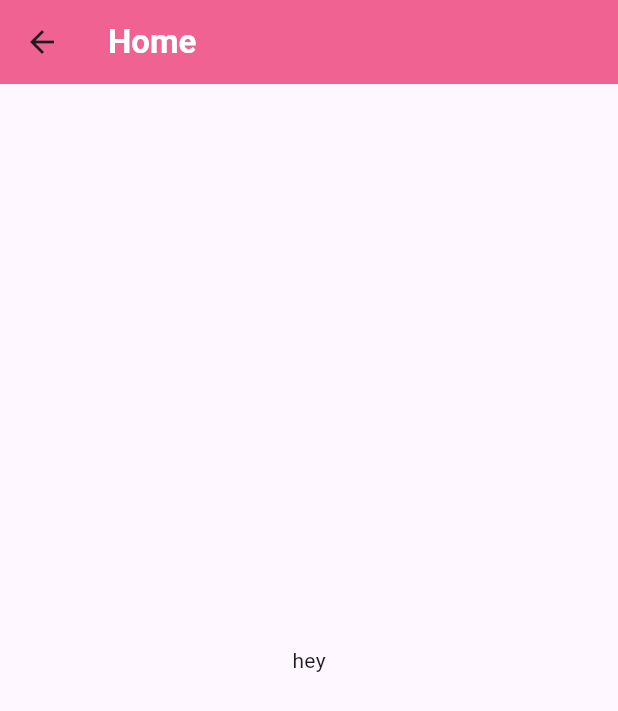
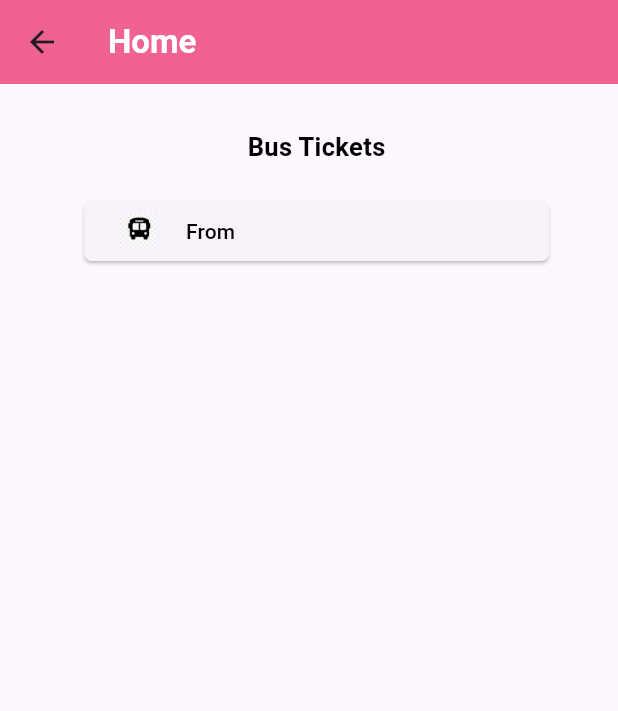
Before and after one commit to radhika839/Flutter-adv, a Flutter app: the HomePage screen opened directly, on a phone screen of 412 x 824 dp. Shown: the top 711 px of the screen. Run offline on Flutter 3.47's test engine with Material 3 defaults, Android fonts, the light colour scheme and no system bars; our stand-ins replace font_awesome_flutter, introduction_screen; missing offline and left inert: dart:js.

Commit message:
poject added

```diff
--- a/lib/pages/account.dart
+++ b/lib/pages/account.dart
@@ -4,17 +4,17 @@ class MyAccount extends StatefulWidget {
   const MyAccount({super.key});
 
   @override
-  State<MyAccount> createState() => _MyAccountState();
+  State<MyAccount> createState() => _YouPageState();
 }
 
-class _MyAccountState extends State<MyAccount> {
+class _YouPageState extends State<MyAccount> {
   @override
   Widget build(BuildContext context) {
     return Scaffold(
       appBar: AppBar(
         backgroundColor: Colors.pink.shade300,
         title: Text(
-          'My Account',
+          'Account',
           style: TextStyle(fontWeight: FontWeight.bold, color: Colors.white),
         ),
       ),
@@ -22,5 +22,6 @@ class _MyAccountState extends State<MyAccount> {
         child: Text('heyy'),
       ),
     );
+    ;
   }
 }
--- a/lib/pages/help.dart
+++ b/lib/pages/help.dart
@@ -4,10 +4,10 @@ class HelpPage extends StatefulWidget {
   const HelpPage({super.key});
 
   @override
-  State<HelpPage> createState() => _HelpPageState();
+  State<HelpPage> createState() => _MyAccountState();
 }
 
-class _HelpPageState extends State<HelpPage> {
+class _MyAccountState extends State<HelpPage> {
   @override
   Widget build(BuildContext context) {
     return Scaffold(
--- a/lib/pages/home.dart
+++ b/lib/pages/home.dart
@@ -18,9 +18,53 @@ class _HomePageState extends State<HomePage> {
             style: TextStyle(color: Colors.white, fontWeight: FontWeight.bold),
           ),
         ),
-      body: Center(
-        child: Text('hey'),
+        body: Container(
+          height: MediaQuery.of(context).size.height,
+          width: MediaQuery.of(context).size.width,
+          child: Padding(
+            padding: const EdgeInsets.fromLTRB(10, 0, 0, 0),
+            child: Column(
+              crossAxisAlignment: CrossAxisAlignment.center,
+              children: [
+                SizedBox(
+                  height: 30,
                 ),
-    );
+                Text(
+                  'Bus Tickets',
+                  style: TextStyle(
+                      fontSize: 17,
+                      color: Colors.black,
+                      fontWeight: FontWeight.bold),
+                ),
+                SizedBox(
+                  height: 20,
+                ),
+                SizedBox(
+                  width: 310,
+                  child: ElevatedButton(
+                      style: ElevatedButton.styleFrom(
+                          shape: RoundedRectangleBorder(
+                              borderRadius: BorderRadius.circular(5))),
+                      onPressed: () {},
+                      child: Row(
+                        children: [
+                          Image(
+                              height: 25,
+                              width: 24,
+                              image: AssetImage('assets/images/buslogo.png')),
+                          SizedBox(
+                            width: 20,
+                          ),
+                          Text(
+                            'From',
+                            style: TextStyle(color: Colors.black),
+                          )
+                        ],
+                      )),
+                ),
+              ],
+            ),
+          ),
+        ));
   }
 }
--- a/lib/pages/welcome.dart
+++ b/lib/pages/welcome.dart
@@ -1,8 +1,8 @@
 import 'package:flutter/material.dart';
 import 'package:radhika_details/pages/account.dart';
+import 'package:radhika_details/pages/booking.dart';
 import 'package:radhika_details/pages/help.dart';
 import 'package:radhika_details/pages/home.dart';
-import 'package:radhika_details/pages/Bookings.dart';
 
 class MainPage extends StatefulWidget {
   const MainPage({super.key});
--- a/pubspec.yaml
+++ b/pubspec.yaml
@@ -65,9 +65,10 @@ flutter:
   assets:
       - assets/images/google.png
       - assets/images/email.jpg
-      - assets/images/travel.png
       - assets/images/bus.jpg
       - assets/images/bus1.png
+      - assets/images/travel.png
+      - assets/images/buslogo.png
   # An image asset can refer to one or more resolution-specific "variants", see
   # https://flutter.dev/assets-and-images/#resolution-aware
 
```
Also changed, not shown: lib/main.dart (+0 -98 lines), assets/images/athlete.png (added), assets/images/athlete3.jpg (added), assets/images/athlete4.jpg (added), assets/images/buslogo.png (added), assets/images/car1.png (deleted), assets/images/cute.jpg (deleted), assets/images/cute1.jpg (deleted), assets/images/labour.jpg (deleted), lib/pages/booking.dart (renamed from lib/pages/Bookings.dart). Lines whose indentation alone changed are shown as unchanged.
